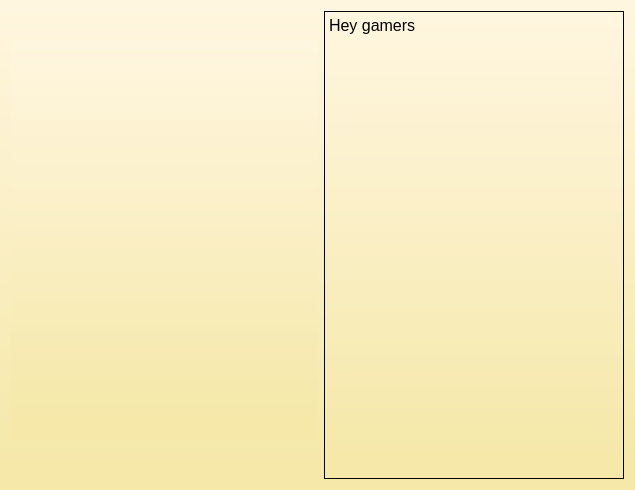
The window that iRestMyCase/clienttab.ui (NolanTaylor/a8-edu-game) describes before a commit, drawn with Qt 5.
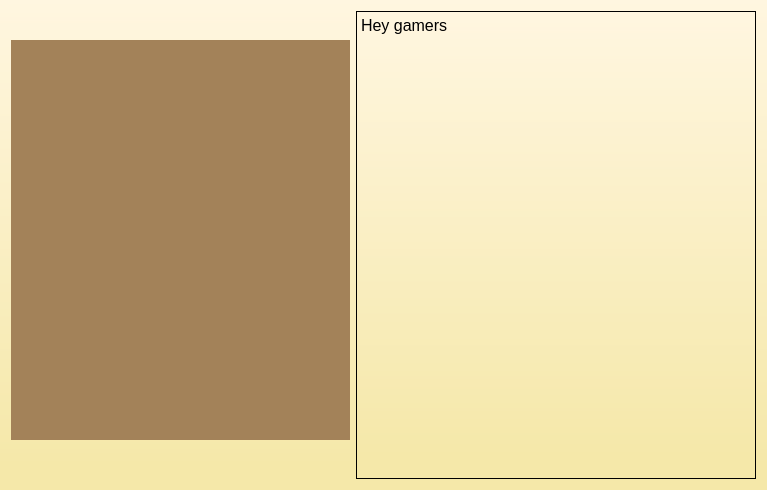
The same window after the commit.

The edit to the form file:
```diff
--- a/iRestMyCase/clienttab.ui
+++ b/iRestMyCase/clienttab.ui
@@ -6,7 +6,7 @@
    <rect>
     <x>0</x>
     <y>0</y>
-    <width>635</width>
+    <width>767</width>
     <height>490</height>
    </rect>
   </property>
@@ -31,6 +31,9 @@
          <height>400</height>
         </size>
        </property>
+       <property name="styleSheet">
+        <string notr="true">background-color: rgb(163, 130, 89);</string>
+       </property>
        <property name="text">
         <string/>
        </property>
@@ -58,7 +61,7 @@
     <widget class="QTextBrowser" name="textBrowser">
      <property name="maximumSize">
       <size>
-       <width>300</width>
+       <width>400</width>
        <height>16000</height>
       </size>
      </property>
```
